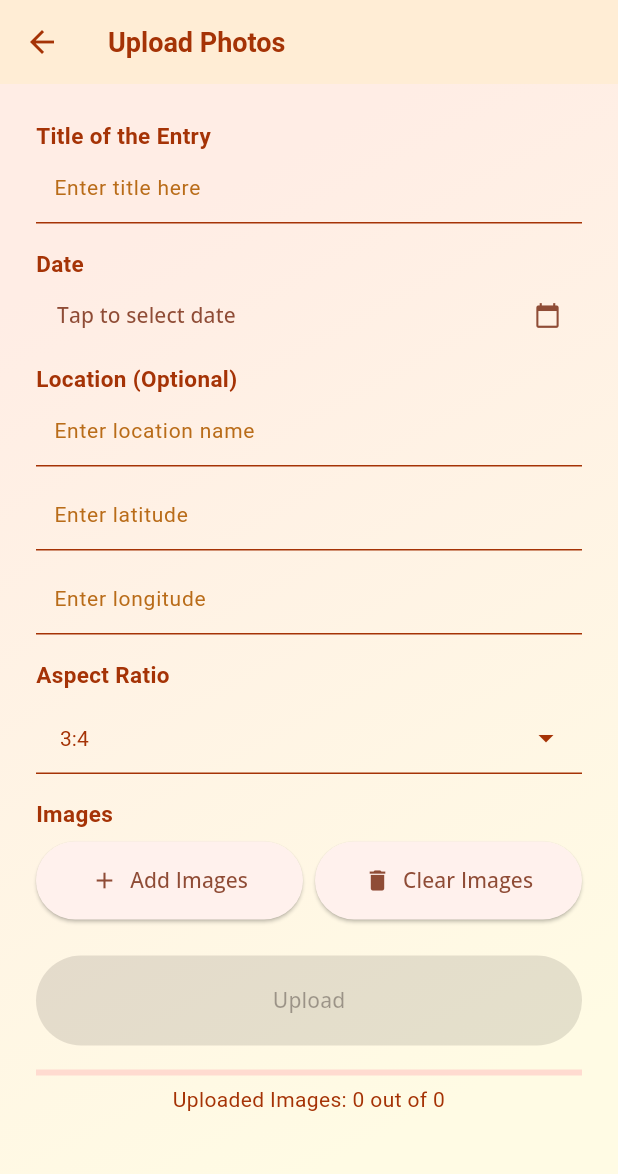
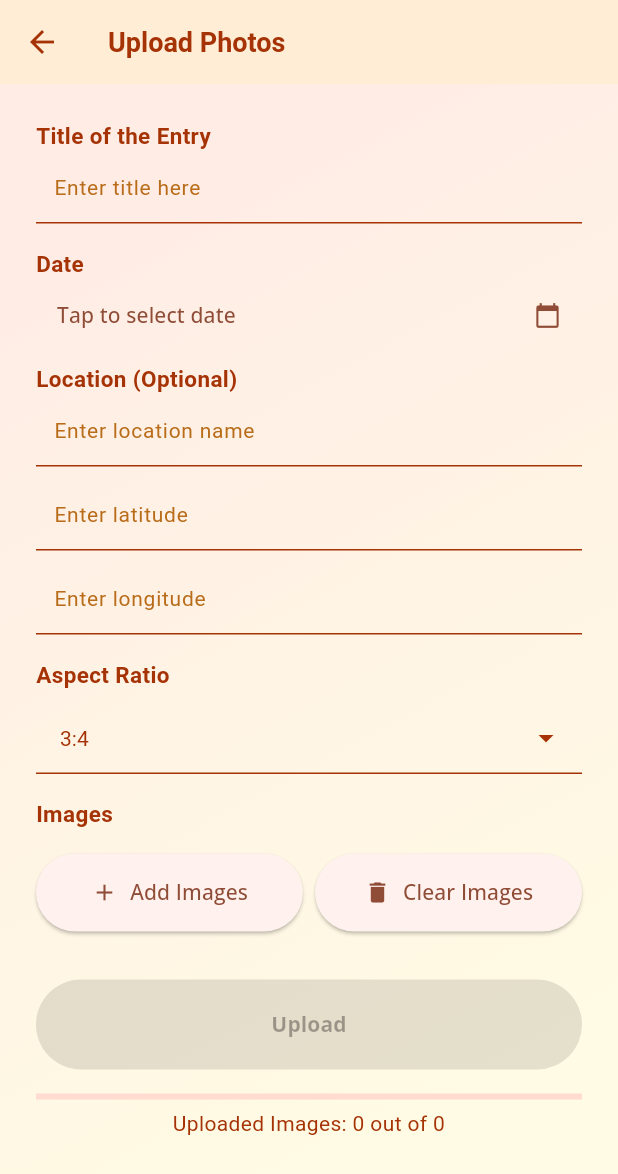
Before and after one commit to zimoluo/zimo_web_photo_uploader, a Flutter app: the InputPage screen opened directly, on a phone screen of 412 x 824 dp. Shown: the top 1174 px of the screen. Run offline on Flutter 3.47's test engine with Material 3 defaults, Android fonts, the light colour scheme and no system bars; our stand-ins replace file_picker, flutter_image_compress, flutter_svg, google_fonts, image_picker, permission_handler and 1 more; missing offline and left inert: s3_storage; accounts and stored records are empty.

Commit message:
new and improved ui

```diff
--- a/lib/pages/input_page.dart
+++ b/lib/pages/input_page.dart
@@ -48,8 +48,30 @@ class _InputPageState extends State<InputPage> {
 
     return Row(
       children: [
-        Image.file(image, width: 100, height: 100), // Thumbnail
-        const SizedBox(width: 10),
+        ClipRRect(
+          borderRadius: BorderRadius.circular(8),
+          child: Stack(
+            alignment: Alignment.center,
+            children: [
+              Opacity(
+                opacity: 0.3,
+                child: Image.file(
+                  image,
+                  width: 100,
+                  height: 100,
+                  fit: BoxFit.cover,
+                ),
+              ),
+              Image.file(
+                image,
+                width: 100,
+                height: 100,
+                fit: BoxFit.contain,
+              ),
+            ],
+          ),
+        ),
+        const SizedBox(width: 14),
         Expanded(
           child: TextField(
             controller: _captionControllers[index],
@@ -58,15 +80,18 @@ class _InputPageState extends State<InputPage> {
         ),
         IconButton(
           icon: const Icon(Icons.arrow_upward),
+          color: const Color.fromARGB(255, 165, 51, 6),
           onPressed: index > 0 ? () => _moveImage(index, -1) : null,
         ),
         IconButton(
           icon: const Icon(Icons.arrow_downward),
+          color: const Color.fromARGB(255, 165, 51, 6),
           onPressed:
               index < _images.length - 1 ? () => _moveImage(index, 1) : null,
         ),
         IconButton(
           icon: const Icon(Icons.close),
+          color: const Color.fromARGB(255, 165, 51, 6),
           onPressed: () {
             setState(() {
               _images.removeAt(index);
@@ -92,6 +117,14 @@ class _InputPageState extends State<InputPage> {
 
   @override
   Widget build(BuildContext context) {
+    List<Widget> _imageEntries = [];
+    for (int i = 0; i < _images.length; i++) {
+      if (i != 0) {
+        _imageEntries.add(const SizedBox(height: 16.0));
+      }
+      _imageEntries.add(_buildImageEntry(_compressedImages[i], i));
+    }
+
     return Scaffold(
       appBar: AppBar(
         title: const Text(
@@ -231,7 +264,7 @@ class _InputPageState extends State<InputPage> {
                   const Text('Images',
                       style:
                           TextStyle(fontWeight: FontWeight.bold, fontSize: 15)),
-                  const SizedBox(height: 8),
+                  const SizedBox(height: 16),
                   Row(
                     children: [
                       Expanded(
@@ -267,16 +300,18 @@ class _InputPageState extends State<InputPage> {
                       ),
                     ],
                   ),
-                  const SizedBox(height: 12),
-                  for (int i = 0; i < _images.length; i++)
-                    _buildImageEntry(_compressedImages[i], i),
-                  const SizedBox(height: 12),
+                  const SizedBox(height: 16),
+                  Column(
+                    children: _imageEntries,
+                  ),
+                  const SizedBox(height: 16),
                   ElevatedButton(
                     onPressed: _isUploadButtonEnabled ? _uploadContent : null,
                     style: ElevatedButton.styleFrom(
                       padding: const EdgeInsets.symmetric(vertical: 20),
                     ),
-                    child: const Text('Upload'),
+                    child: const Text('Upload',
+                        style: TextStyle(fontWeight: FontWeight.bold)),
                   ),
                   const SizedBox(height: 16),
                   LinearProgressIndicator(
```
